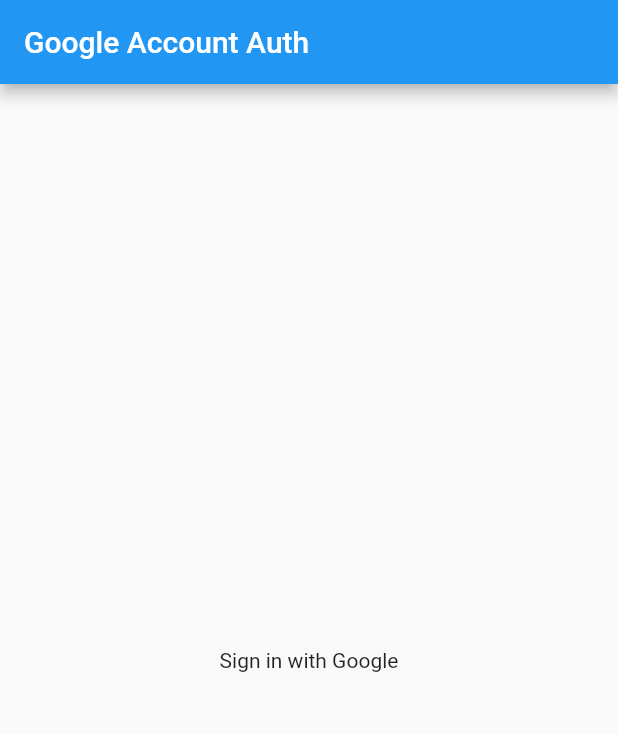
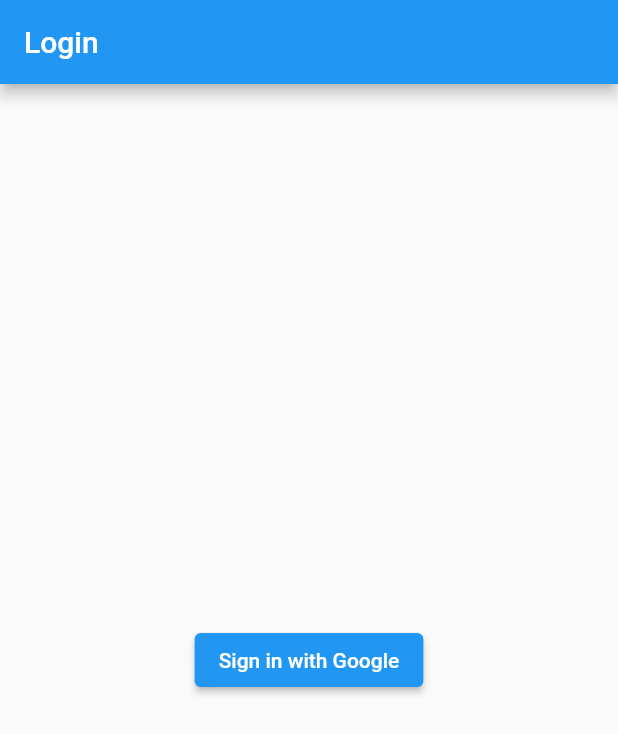
Before and after one commit to aprxty3/google_account_auth, a Flutter app: the screen it shows after launch, on a phone screen of 412 x 824 dp. Shown: the top 734 px of the screen. Run offline on Flutter 3.47's test engine with Material 2 defaults, Android fonts, the phone set to English and light mode, and no system bars; our stand-ins replace google_sign_in.

Commit message:
done created UI

```diff
--- a/lib/main.dart
+++ b/lib/main.dart
@@ -18,20 +18,59 @@
   }
 }
 
-class AuthPage extends StatelessWidget {
+class AuthPage extends StatefulWidget {
   const AuthPage({super.key});
+
+  @override
+  State<AuthPage> createState() => _AuthPageState();
+}
+
+class _AuthPageState extends State<AuthPage> {
+  GoogleSignInAccount? currentUser;
+  Future<void> _handleSignIn() async {
+    try {
+      await _googleSignIn.signIn();
+    } catch (error) {
+      print(error);
+    }
+  }
+
+  @override
+  void initState() {
+    _googleSignIn.onCurrentUserChanged.listen((event) {
+      setState(() {
+        currentUser = event;
+      });
+    });
+    _googleSignIn.signInSilently();
+    super.initState();
+  }
 
   @override
   Widget build(BuildContext context) {
     return Scaffold(
       appBar: AppBar(
-        title: Text('Google Account Auth'),
+        title: Text(currentUser != null ? 'Dashboard' : 'Login'),
       ),
-      body: Center(
-        child: Container(
-          child: Text('Sign in with Google'),
-        ),
-      ),
+      body: currentUser != null
+          ? ListTile(
+              leading: GoogleUserCircleAvatar(
+                identity: currentUser!,
+              ),
+              title: Text(currentUser!.displayName ?? ''),
+              subtitle: Text(currentUser!.email),
+              trailing: IconButton(
+                onPressed: () async => await _googleSignIn.disconnect(),
+                icon: Icon(Icons.logout),
+              ),
+            )
+          : Container(
+              alignment: Alignment.center,
+              child: ElevatedButton(
+                onPressed: _handleSignIn,
+                child: Text('Sign in with Google'),
+              ),
+            ),
     );
   }
 }
```
